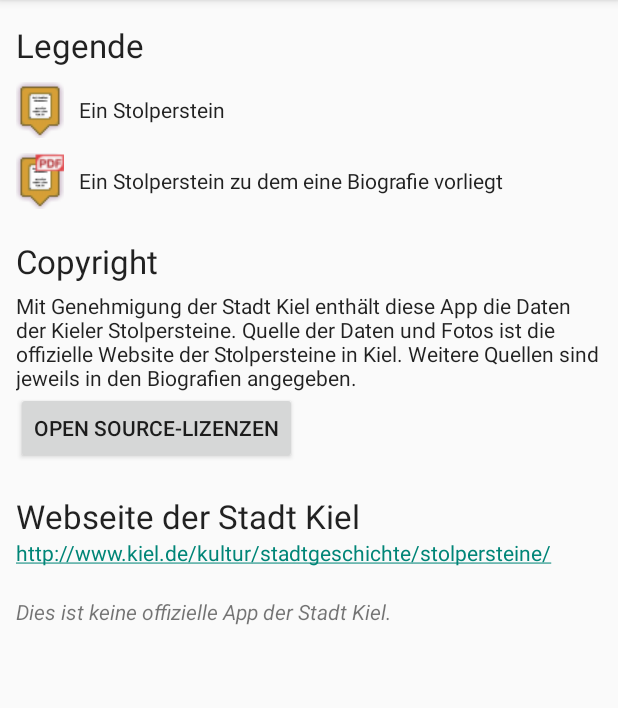
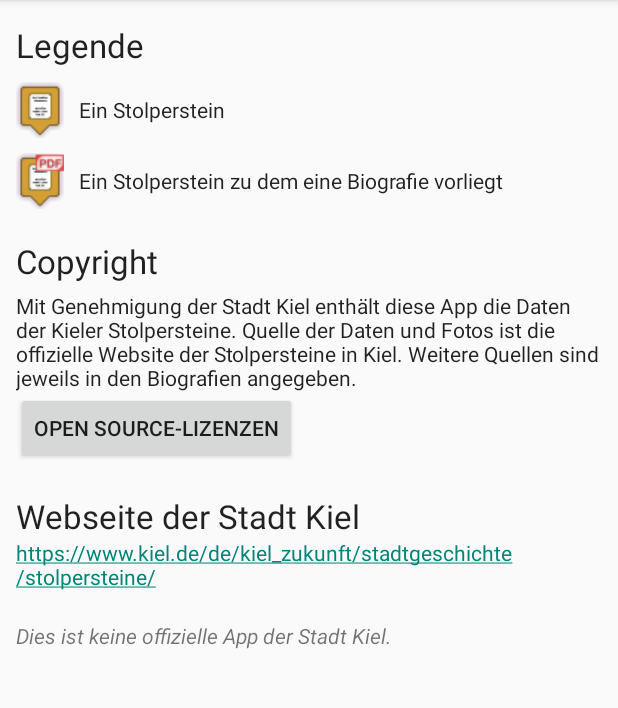
Before and after one commit to kaiwinter/stolpersteine-kiel, an Android app: the fragment AboutFragment placed in its activity, on a phone screen of 412 x 824 dp, the part 84-792 px from its top. Run offline under Robolectric (Android 15) with nearby library versions, the phone set to English and light mode, and no system bars; our stand-ins replace Picasso; libraries missing offline, so code that uses them is left out: de.psdev.licensesdialog; pictures from the network do not load.

Commit message:
Fixes #4

```diff
--- a/stolpersteineKiel/src/main/res/layout/fragment_about.xml
+++ b/stolpersteineKiel/src/main/res/layout/fragment_about.xml
@@ -80,7 +80,7 @@
             android:layout_width="wrap_content"
             android:layout_height="wrap_content"
             android:autoLink="web"
-            android:text="http://www.kiel.de/kultur/stadtgeschichte/stolpersteine/"
+            android:text="https://www.kiel.de/de/kiel_zukunft/stadtgeschichte/stolpersteine/"
             android:textAppearance="?android:attr/textAppearanceSmall" />
 
         <TextView
```
